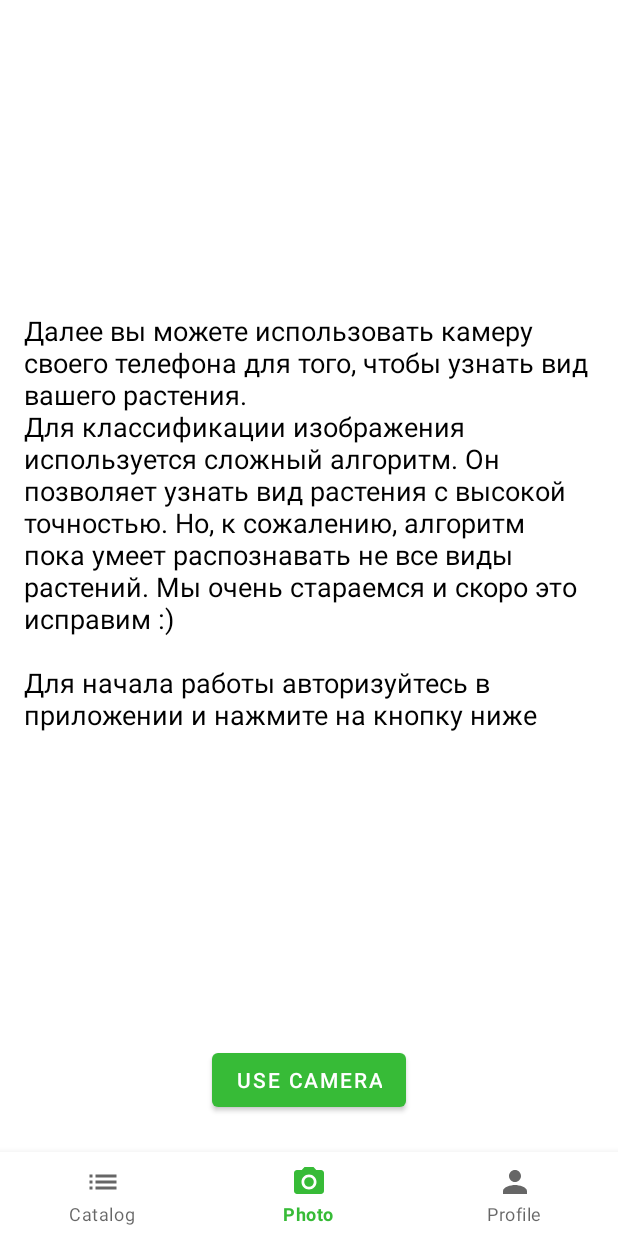
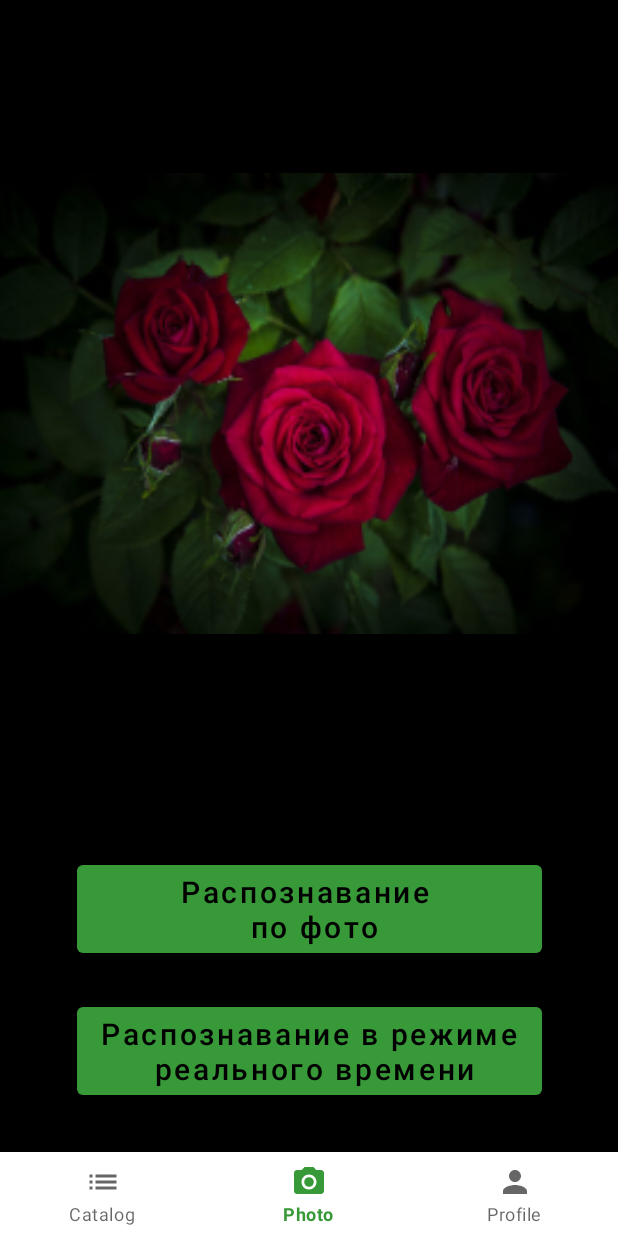
Before and after one commit to IlyaShvetsov/iFlower, an Android app: the PhotoMainFragment screen opened through its navigation route, on a phone screen of 412 x 824 dp. Run offline under Robolectric (Android 15) with nearby library versions, the phone set to English and light mode, and no system bars; our stand-ins replace navigation-ui; network calls fail.

Commit message:
design was changed

```diff
--- a/app/src/main/java/com/iflower/photo/PhotoMainFragment.kt
+++ b/app/src/main/java/com/iflower/photo/PhotoMainFragment.kt
@@ -1,6 +1,5 @@
 package com.iflower.photo
 
-import android.content.Context
 import android.content.Intent
 import android.os.Bundle
 import android.view.LayoutInflater
@@ -8,9 +7,7 @@ import android.view.View
 import android.view.ViewGroup
 import android.widget.Button
 import androidx.fragment.app.Fragment
-import com.google.android.material.snackbar.Snackbar
 import com.iflower.R
-import com.iflower.account.data.local.UserStorage
 import org.tensorflow.lite.examples.classification.ClassifierActivity
 
 
@@ -22,15 +19,12 @@ class PhotoMainFragment : Fragment() {
 
         val root = inflater.inflate(R.layout.fragment_main_photo, container, false)
 
+        root.findViewById<Button>(R.id.btn_real_time).setOnClickListener {
+            startActivity(Intent(requireContext(), ClassifierActivity::class.java))
+        }
+
         root.findViewById<Button>(R.id.btn_photo).setOnClickListener {
-//            val loggedIn = requireContext()
-//                    .getSharedPreferences(UserStorage.prefName, Context.MODE_PRIVATE)
-//                    .getBoolean("loggedIn", false)
-//            if (loggedIn) {
-                startActivity(Intent(requireContext(), ClassifierActivity::class.java))
-//            } else {
-//                Snackbar.make(root, "Пожалуйста, авторизуйтесь в приложении", Snackbar.LENGTH_LONG).show()
-//            }
+//            startActivity(Intent(requireContext(), ClassifierActivity::class.java))
         }
 
         return root
--- a/app/src/main/java/org/tensorflow/lite/examples/classification/CameraConnectionFragment.java
+++ b/app/src/main/java/org/tensorflow/lite/examples/classification/CameraConnectionFragment.java
@@ -54,6 +54,7 @@ import java.util.concurrent.TimeUnit;
  *
  * <p>Instantiated by newInstance.</p>
  */
+@SuppressLint("ValidFragment")
 @SuppressWarnings("FragmentNotInstantiable")
 public class CameraConnectionFragment extends Fragment {
     private static final Logger LOGGER = new Logger();
--- a/app/src/main/res/drawable/ic_logout.xml
+++ b/app/src/main/res/drawable/ic_logout.xml
@@ -1,4 +1,4 @@
-<vector android:alpha="0.9" android:height="52dp"
+<vector android:alpha="0.9" android:height="50dp"
     android:viewportHeight="520" android:viewportWidth="900"
     android:width="90dp" xmlns:android="http://schemas.android.com/apk/res/android">
     <path android:fillColor="#111111"
--- /dev/null
+++ b/app/src/main/res/drawable/image_profile.xml
@@ -0,0 +1,6 @@
+<vector android:alpha="0.9" android:height="50dp"
+    android:viewportHeight="1000" android:viewportWidth="1000"
+    android:width="50dp" xmlns:android="http://schemas.android.com/apk/res/android">
+    <path android:fillColor="#FF000000" android:pathData="M353,402c0,81.2 65.8,147 147,147s147,-65.8 147,-147c0,-81.2 -65.8,-147 -147,-147S353,320.8 353,402z"/>
+    <path android:fillColor="#FF000000" android:pathData="M500,10C229.4,10 10,229.4 10,500c0,270.5 219.4,490 490,490c270.5,0 490,-219.5 490,-490C990,229.4 770.5,10 500,10zM815.9,807.3C763.9,684.3 642,598 500,598c-142,0 -263.9,86.3 -316,209.3c-12.4,-12.9 -23.9,-26.5 -34.7,-40.7c48.4,-97.1 135.6,-171.2 241.5,-201.9C338.4,529.6 304,469.8 304,402c0,-108.2 87.8,-196 196,-196c108.2,0 196,87.8 196,196c0,67.8 -34.4,127.6 -86.8,162.7c105.9,30.7 193.1,104.9 241.6,201.9C840,780.8 828.4,794.6 815.9,807.3z"/>
+</vector>
--- a/app/src/main/res/layout/fragment_login.xml
+++ b/app/src/main/res/layout/fragment_login.xml
@@ -21,7 +21,7 @@
                     android:layout_width="match_parent"
                     android:layout_height="wrap_content"
                     android:layout_marginLeft="@dimen/activity_horizontal_margin"
-                    android:layout_marginTop="100dp"
+                    android:layout_marginTop="150dp"
                     android:layout_marginRight="@dimen/activity_horizontal_margin"
                     android:layout_marginBottom="@dimen/activity_vertical_margin">
 
@@ -55,7 +55,7 @@
                 android:layout_width="80dp"
                 android:layout_height="80dp"
                 android:layout_above="@+id/inputCont"
-                android:layout_marginTop="55dp"
+                android:layout_marginTop="105dp"
                 app:srcCompat="@mipmap/ic_launcher_round"
                 app:layout_constraintTop_toTopOf="parent"
                 app:layout_constraintStart_toStartOf="parent"
--- a/app/src/main/res/layout/fragment_main_photo.xml
+++ b/app/src/main/res/layout/fragment_main_photo.xml
@@ -4,28 +4,57 @@
     xmlns:app="http://schemas.android.com/apk/res-auto"
     android:id="@+id/photo_container"
     android:layout_width="match_parent"
-    android:layout_height="match_parent">
+    android:layout_height="match_parent"
+    android:background="@color/black">
 
-    <TextView
-        android:id="@+id/textView"
-        android:layout_width="match_parent"
+    <androidx.constraintlayout.widget.Guideline
+        android:id="@+id/imageGuidelineTop"
+        android:layout_width="wrap_content"
         android:layout_height="wrap_content"
-        android:layout_margin="16dp"
-        android:text="@string/camera_about"
-        android:textColor="@color/black"
-        android:textSize="18sp"
-        app:layout_constraintBottom_toTopOf="@+id/btn_photo"
+        app:layout_constraintGuide_percent=".15"
+        android:orientation="horizontal" />
+
+    <FrameLayout
+        android:id="@+id/frameLayout"
+        android:layout_width="0dp"
+        android:layout_height="0dp"
+        android:background="@mipmap/roses"
+        app:layout_constraintTop_toTopOf="@id/imageGuidelineTop"
+        app:layout_constraintBottom_toBottomOf="@id/imageGuideline"
         app:layout_constraintEnd_toEndOf="parent"
-        app:layout_constraintStart_toStartOf="parent"
-        app:layout_constraintTop_toTopOf="parent" />
+        app:layout_constraintStart_toStartOf="parent" />
+
+    <androidx.constraintlayout.widget.Guideline
+        android:id="@+id/imageGuideline"
+        android:layout_width="wrap_content"
+        android:layout_height="wrap_content"
+        app:layout_constraintGuide_percent=".55"
+        android:orientation="horizontal" />
 
     <Button
         android:id="@+id/btn_photo"
+        android:layout_width="0dp"
+        android:layout_height="wrap_content"
+        android:layout_gravity="center"
+        android:layout_marginBottom="24dp"
+        android:text="Распознавание \n по фото"
+        android:textAllCaps="false"
+        android:textSize="20sp"
+        android:textColor="@color/black"
+        app:layout_constraintBottom_toTopOf="@+id/btn_real_time"
+        app:layout_constraintEnd_toEndOf="@id/btn_real_time"
+        app:layout_constraintStart_toStartOf="@id/btn_real_time" />
+
+    <Button
+        android:id="@+id/btn_real_time"
         android:layout_width="wrap_content"
         android:layout_height="wrap_content"
         android:layout_gravity="center"
-        android:layout_margin="24dp"
-        android:text="Use camera"
+        android:layout_margin="32dp"
+        android:text="Распознавание в режиме\n реального времени"
+        android:textAllCaps="false"
+        android:textSize="20sp"
+        android:textColor="@color/black"
         app:layout_constraintBottom_toBottomOf="parent"
         app:layout_constraintEnd_toEndOf="parent"
         app:layout_constraintStart_toStartOf="parent" />
--- a/app/src/main/res/layout/fragment_search.xml
+++ b/app/src/main/res/layout/fragment_search.xml
@@ -9,6 +9,7 @@
         android:id="@+id/rec_view"
         android:layout_width="match_parent"
         android:layout_height="match_parent"
+        android:layout_marginTop="100dp"
         tools:listitem="@layout/flower_item"/>
 
     <ProgressBar
--- a/app/src/main/res/values/colors.xml
+++ b/app/src/main/res/values/colors.xml
@@ -1,7 +1,7 @@
 <?xml version="1.0" encoding="utf-8"?>
 <resources>
     <color name="purple_200">#FFBB86FC</color>
-    <color name="purple_500">#FF37BB37</color>
+    <color name="purple_500">#FF379937</color>
     <color name="purple_700">#FF37BB37</color>
     <color name="teal_200">#FF03DAC5</color>
     <color name="teal_700">#FF018786</color>
```
Also changed, not shown: app/src/main/java/org/tensorflow/lite/examples/classification/LegacyCameraConnectionFragment.java (+4 -3 lines), app/src/main/res/layout/fragment_profile.xml (+17 -11 lines), app/src/main/res/mipmap-xxxhdpi/roses.png (added).
